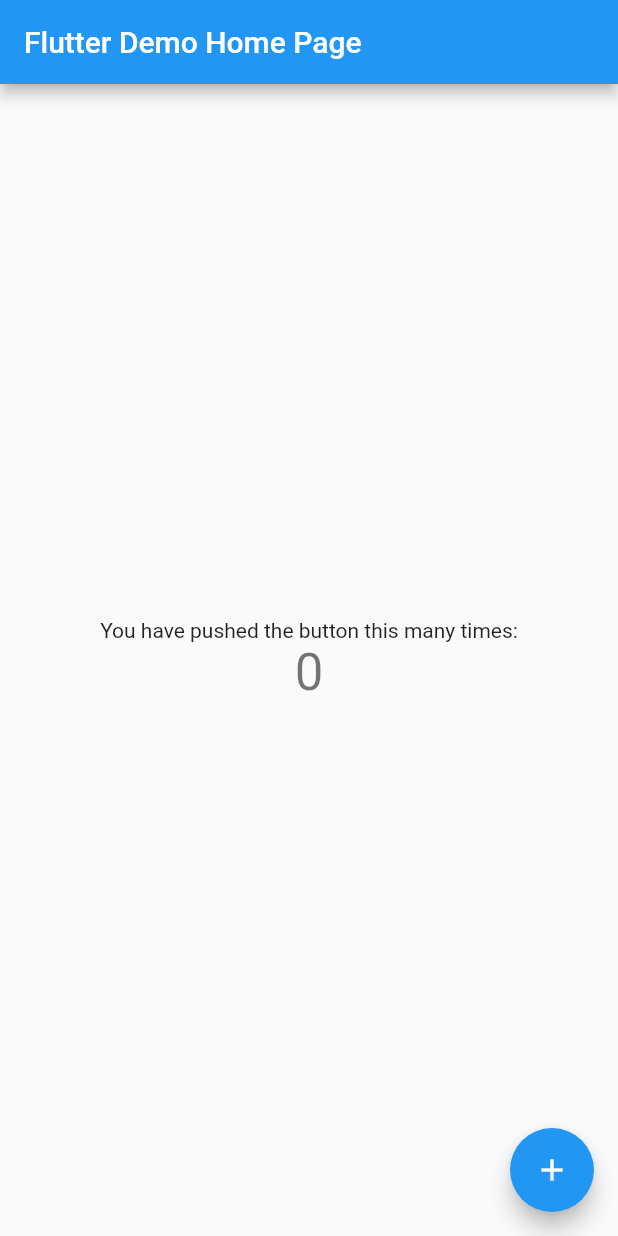
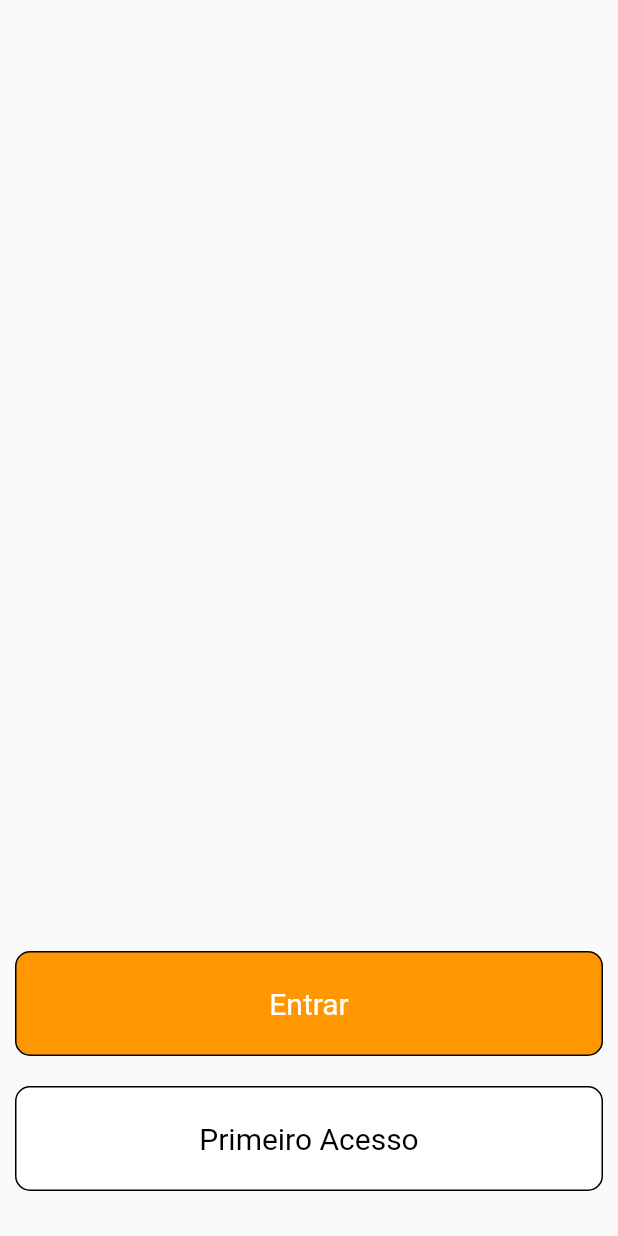
Before and after one commit to MatheusNerisXa/AppHelpStudent, a Flutter app: the screen it shows after launch, on a phone screen of 412 x 824 dp. Run offline on Flutter 3.47's test engine with Material 2 defaults, Android fonts, the phone set to English and light mode, and no system bars; our stand-ins replace firebase_core; accounts and stored records are empty.

Commit message:
tela de boas vindas

```diff
--- /dev/null
+++ b/help_student/lib/components/button.dart
@@ -0,0 +1,38 @@
+import 'package:flutter/material.dart';
+
+class Button extends StatelessWidget {
+  final VoidCallback? onPressed;
+  final Color? textColor;
+  final String? buttonText;
+  final Color?  buttonColor;
+
+  const Button({Key? key, this.buttonText, this.buttonColor, this.onPressed, this.textColor}) : super(key: key);
+
+  @override
+  Widget build(BuildContext context) {
+    return Padding(
+      padding: const EdgeInsets.all(10.0),
+      child: InkWell(
+        onTap: onPressed,
+        child: Container(
+          height: 70,
+          width: MediaQuery.of(context).size.width,
+          decoration: BoxDecoration(
+            color: buttonColor,
+            border: Border.all(width: 1, color: Colors.black),
+            borderRadius: BorderRadius.circular(10),
+          ),
+          child:  Center(
+            child: Text(
+              buttonText!,
+              style: TextStyle(
+                color: textColor,
+                fontSize: 20,
+              ),
+            ),
+          ),
+        ),
+      ),
+    );
+  }
+}
--- a/help_student/lib/main.dart
+++ b/help_student/lib/main.dart
@@ -1,4 +1,5 @@
 import 'package:flutter/material.dart';
+import 'package:help_student/screens/welcome.dart';
 
 void main() {
   runApp(const MyApp());
@@ -11,6 +12,7 @@ class MyApp extends StatelessWidget {
   @override
   Widget build(BuildContext context) {
     return MaterialApp(
+      debugShowCheckedModeBanner: false,
       title: 'Flutter Demo',
       theme: ThemeData(
         // This is the theme of your application.
@@ -24,7 +26,7 @@ class MyApp extends StatelessWidget {
         // is not restarted.
         primarySwatch: Colors.blue,
       ),
-      home: const MyHomePage(title: 'Flutter Demo Home Page'),
+      home: const Welcome(),
     );
   }
 }
--- /dev/null
+++ b/help_student/lib/screens/welcome.dart
@@ -0,0 +1,51 @@
+import 'package:flutter/material.dart';
+import 'package:help_student/components/button.dart';
+
+class Welcome extends StatelessWidget {
+  const Welcome({Key? key}) : super(key: key);
+
+  @override
+  Widget build(BuildContext context) {
+    return Scaffold(
+      body: Container(
+        height: MediaQuery.of(context).size.height,
+        width: double.infinity,
+        // decoration: BoxDecoration(
+        //   image: const DecorationImage(
+        //     image: (AssetImage("assets/fundo.png"))
+        //   )
+        // ),
+        child: Column(
+          mainAxisAlignment: MainAxisAlignment.end,
+          children:  [
+           // const SizedBox(
+           //   height: 130,
+           //    width: 180,
+           //    child: Image(
+           //        image: AssetImage("assets/logo.png"),
+           //        fit: BoxFit.cover),
+           //  ),
+            const SizedBox(
+               height: 40
+             ),
+             Button(
+              buttonText: "Entrar",
+              buttonColor: Colors.orange,
+              textColor: Colors.white,
+              onPressed: (){},
+            ),
+            Button(
+              buttonText: "Primeiro Acesso",
+              buttonColor: Colors.white,
+              textColor: Colors.black,
+              onPressed: (){},
+            ),
+            SizedBox(
+              height: 20,
+            ),
+          ],
+        ),
+      ),
+    );
+  }
+}
```
Also changed, not shown: help_student/pubspec.yaml (+2 -5 lines), help_student/assets/fundo.png (added), help_student/assets/logo.png (added), 3 other files.
